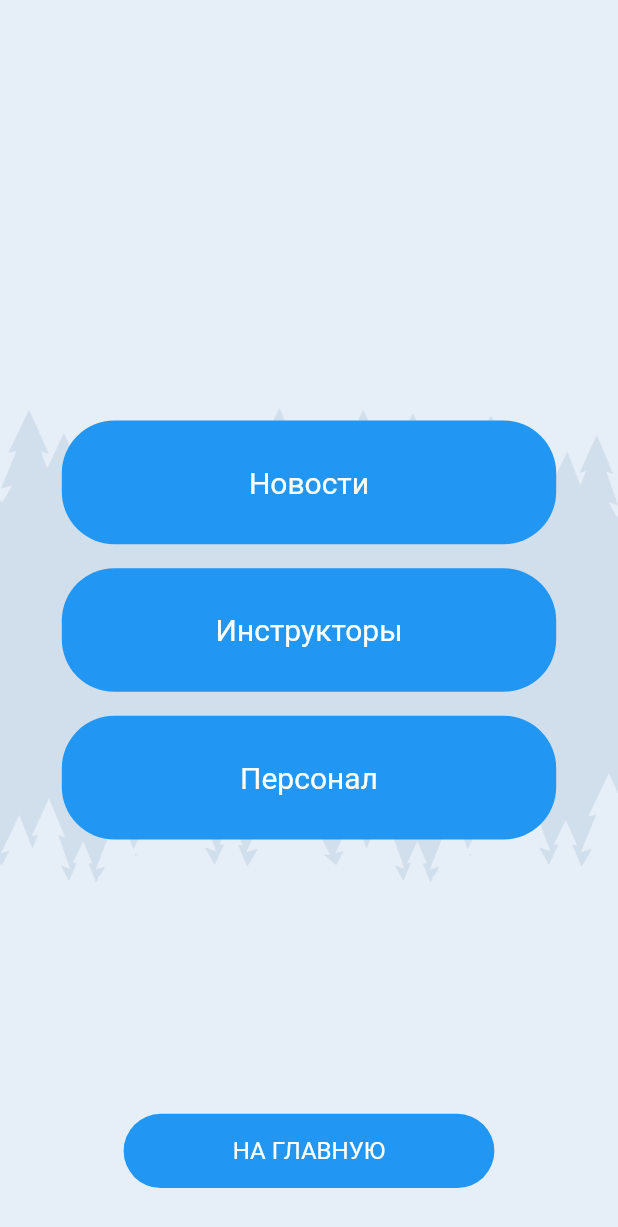
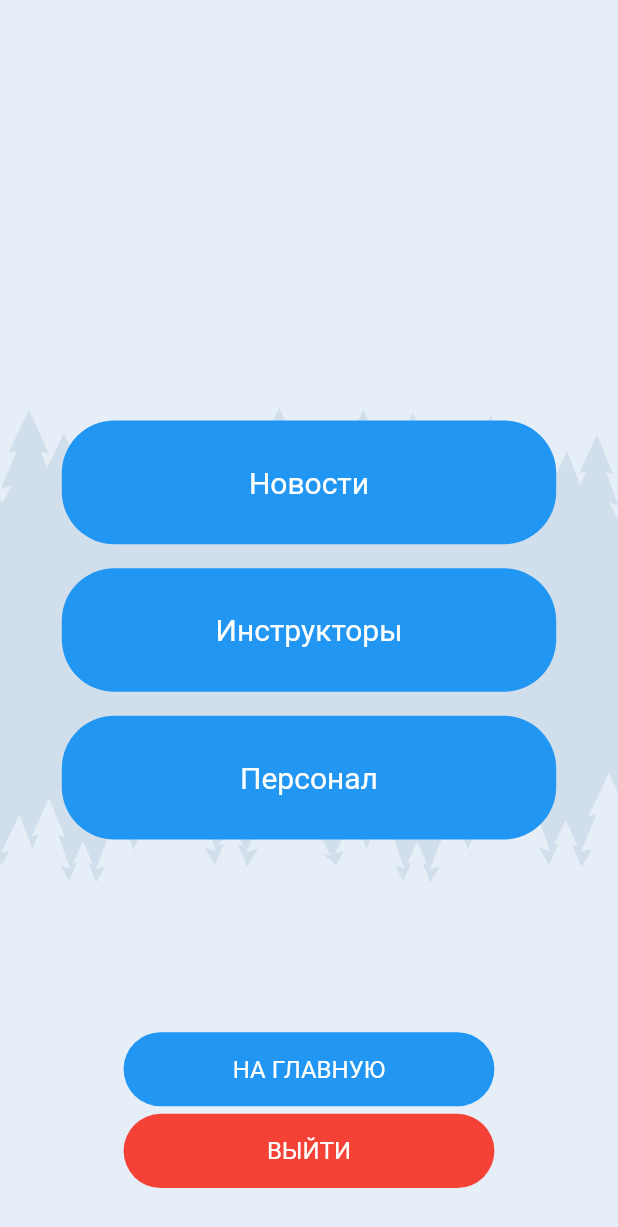
Before and after one commit to gfvn/academgora, a Flutter app: the AdministratorProfileScreen screen opened directly, on a phone screen of 412 x 824 dp. Shown: the top 1227 px of the screen. Run offline on Flutter 3.47's test engine with Material 2 defaults, Android fonts, the phone set to English and light mode, and no system bars; our stand-ins replace cached_network_image, carousel_slider, expandable, firebase_auth, firebase_core, firebase_database and 4 more; missing offline and left inert: expand_tap_area, flutter_auth_ui, flutter_email_sender, flutter_phone_direct_caller; accounts and stored records are empty; project files that could hold a hidden picture were left out.

```diff
--- a/lib/screens/all_instructors/all_instructors_screen.dart
+++ b/lib/screens/all_instructors/all_instructors_screen.dart
@@ -138,7 +138,7 @@ class _AllInstructorsScreenState extends State<AllInstructorsScreen> {
             children: [
               InstructorPhotoWidget(instructors[which]),
               Text(
-                instructors[which].name!,
+                instructors[which].name??"",
                 textAlign: TextAlign.center,
                 style: TextStyle(fontSize: 15, fontWeight: FontWeight.bold),
               ),
--- a/lib/screens/info_screens/call_us_screen.dart
+++ b/lib/screens/info_screens/call_us_screen.dart
@@ -160,7 +160,7 @@ class _CallUsScreenState extends State<CallUsScreen> {
   }
 
   void _openMainScreen() {
-    Navigator.of(context).pushAndRemoveUntil(
-        MaterialPageRoute(builder: (c) => MainScreen()), (route) => false);
+    Navigator.pop(context);
+;
   }
 }
--- a/lib/screens/info_screens/chill_zone_screen.dart
+++ b/lib/screens/info_screens/chill_zone_screen.dart
@@ -165,7 +165,6 @@ class _ChillZoneScreenState extends State<ChillZoneScreen> {
   }
 
   void _openMainScreen() {
-    Navigator.of(context).pushAndRemoveUntil(
-        MaterialPageRoute(builder: (c) => MainScreen()), (route) => false);
+    Navigator.pop(context);
   }
 }
--- a/lib/screens/info_screens/price_screen.dart
+++ b/lib/screens/info_screens/price_screen.dart
@@ -210,7 +210,6 @@ class _PriceScreenState extends State<PriceScreen> {
   }
 
   void _openMainScreen() {
-    Navigator.of(context).pushAndRemoveUntil(
-        MaterialPageRoute(builder: (c) => MainScreen()), (route) => false);
+    Navigator.pop(context);
   }
 }
--- a/lib/screens/info_screens/regime_screen.dart
+++ b/lib/screens/info_screens/regime_screen.dart
@@ -107,7 +107,7 @@ class _RegimeScreenState extends State<RegimeScreen> {
         width: screenWidth * 0.8,
         child: SingleChildScrollView(
             child: Flex(
-              crossAxisAlignment: CrossAxisAlignment.start,
+          crossAxisAlignment: CrossAxisAlignment.start,
           direction: Axis.vertical,
           children: [
             Text(
@@ -199,7 +199,6 @@ class _RegimeScreenState extends State<RegimeScreen> {
   }
 
   void _openMainScreen() {
-    Navigator.of(context).pushAndRemoveUntil(
-        MaterialPageRoute(builder: (c) => MainScreen()), (route) => false);
+    Navigator.pop(context);
   }
 }
--- a/lib/screens/profile/administrator_profile/administrator_profile_screen.dart
+++ b/lib/screens/profile/administrator_profile/administrator_profile_screen.dart
@@ -1,8 +1,9 @@
-import 'package:academ_gora_release/screens/main_screen.dart';
+import 'package:academ_gora_release/screens/auth/auth_screen.dart';
 import 'package:academ_gora_release/screens/profile/administrator_profile/instructors_screen.dart';
 import 'package:academ_gora_release/screens/profile/administrator_profile/news_add_screen.dart';
 import 'package:academ_gora_release/screens/profile/administrator_profile/personal_screen.dart';
 import 'package:flutter/material.dart';
+import 'package:flutter_auth_ui/flutter_auth_ui.dart';
 
 import '../../../main.dart';
 import '../../extension.dart';
@@ -34,11 +35,12 @@ class _AdministratorProfileScreenState
               ),
               Positioned(
                   bottom: 32,
-                  child: Row(
+                  child: Column(
                     // mainAxisAlignment: MainAxisAlignment.center,
                     crossAxisAlignment: CrossAxisAlignment.center,
                     children: [
                       _backToMainScreenButton(),
+                      _logoutButton()
                     ],
                   )),
             ],
@@ -70,6 +72,45 @@ class _AdministratorProfileScreenState
             },
             text: "Персонал"),
       ],
+    );
+  }
+
+  void _logout() async {
+    FlutterAuthUi.signOut();
+    Navigator.of(context).pushAndRemoveUntil(
+        MaterialPageRoute(builder: (c) => const AuthScreen()),
+        (route) => false);
+  }
+
+  Widget _logoutButton() {
+    return Container(
+      width: screenWidth * 0.6,
+      height: screenHeight * 0.06,
+      margin: const EdgeInsets.only(top: 5),
+      child: Material(
+        borderRadius: const BorderRadius.all(Radius.circular(35)),
+        color: Colors.red,
+        child: InkWell(
+          onTap: () {
+            showLogoutDialog(context, _logout);
+          },
+          child: Center(
+            child: Column(
+              mainAxisAlignment: MainAxisAlignment.center,
+              children: const [
+                Text(
+                  "ВЫЙТИ",
+                  textAlign: TextAlign.center,
+                  style: TextStyle(
+                    color: Colors.white,
+                    fontSize: 16,
+                  ),
+                ),
+              ],
+            ),
+          ),
+        ),
+      ),
     );
   }
 
--- a/lib/screens/profile/instructor_profile/instructor_workouts_screen.dart
+++ b/lib/screens/profile/instructor_profile/instructor_workouts_screen.dart
@@ -418,8 +418,6 @@ class _InstructorWorkoutsScreenState extends State<InstructorWorkoutsScreen> {
   }
 
   void _openMainScreen() {
-    Navigator.of(context).pushAndRemoveUntil(
-        MaterialPageRoute(builder: (context) => const MainScreen()),
-        (route) => false);
+    Navigator.pop(context);
   }
 }
```
Also changed, not shown: lib/data_keepers/news_keeper.dart (+37 -0 lines), lib/main.dart (+36 -1 lines), lib/screens/info_screens/about_us_screen.dart (+5 -3 lines), lib/screens/main_screen.dart (+12 -27 lines), lib/screens/profile/user_profile/data/firebase_workouts_controller_impl.dart (+9 -3 lines), lib/screens/profile/user_profile/presentation/user_account_screen.dart (+16 -12 lines).
